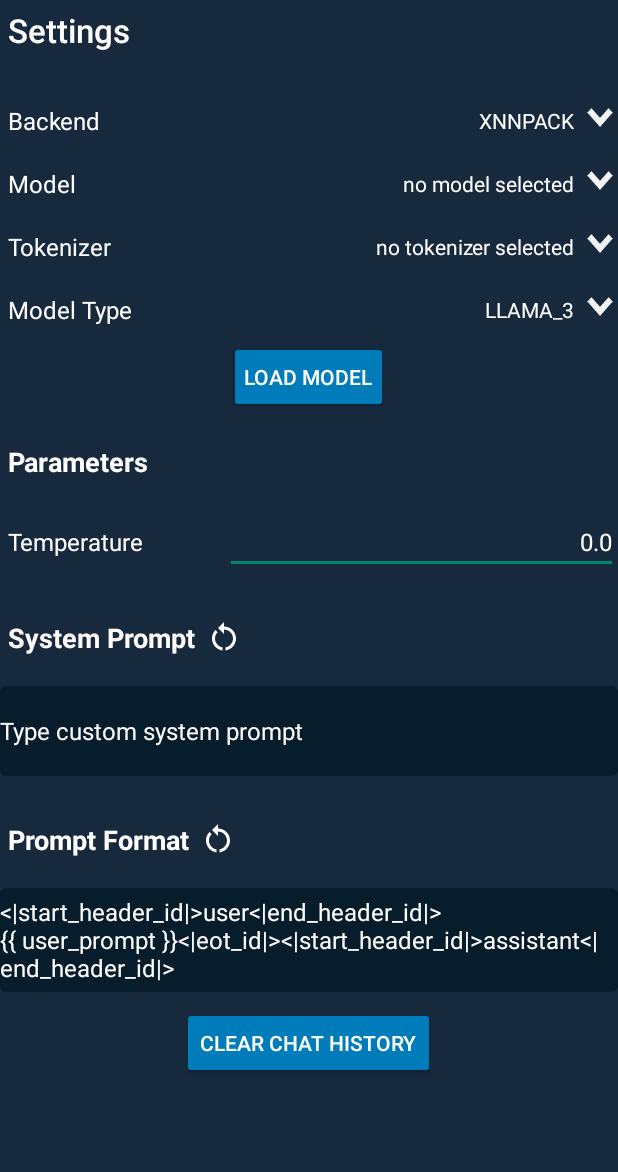
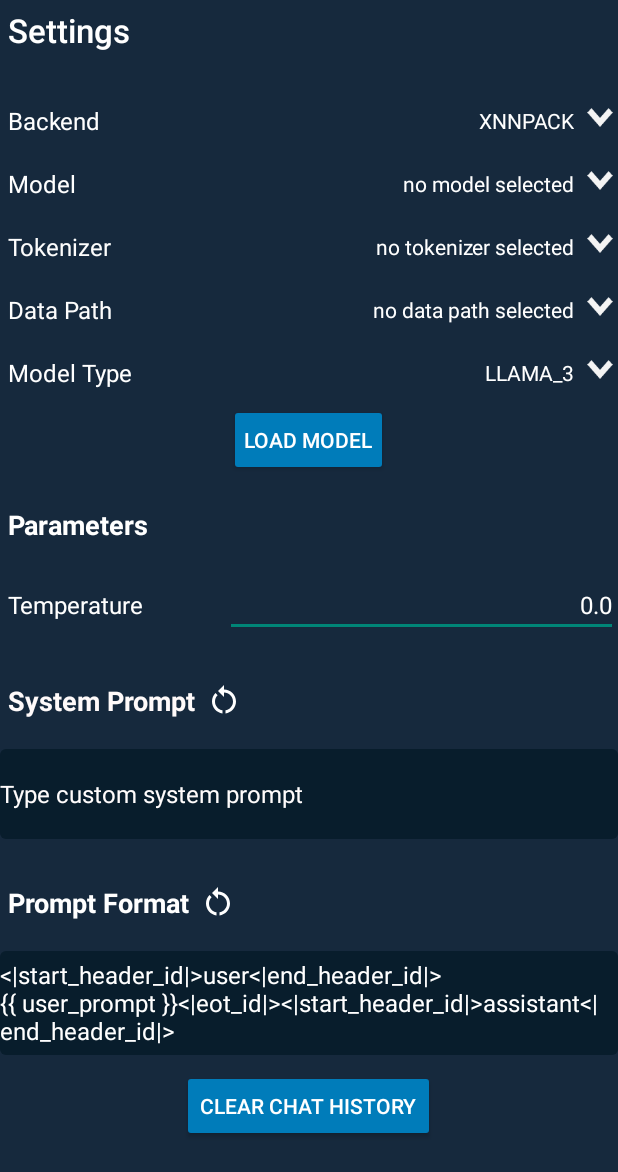
Before and after one commit to sohaaammmm/AdSo-AI, an Android app: the SettingsActivity screen opened directly, with no data from a screen before it, on a phone screen of 412 x 824 dp. Shown: the top 1172 px of the screen. Run offline under Robolectric (Android 15) with nearby library versions, the phone set to English and light mode, and no system bars.

Commit message:
Android add lora ptd selection UI (#77)

```diff
--- a/app/src/main/java/com/example/executorchllamademo/SettingsFields.java
+++ b/app/src/main/java/com/example/executorchllamademo/SettingsFields.java
@@ -63,8 +63,13 @@ public class SettingsFields {
     return isLoadModel;
   }
 
+  public String getDataPath() {
+    return dataPath;
+  }
+
   private String modelFilePath;
   private String tokenizerFilePath;
+  private String dataPath;
   private double temperature;
   private String systemPrompt;
   private String userPrompt;
@@ -79,6 +84,7 @@ public class SettingsFields {
 
     modelFilePath = "";
     tokenizerFilePath = "";
+    dataPath = "";
     temperature = SettingsActivity.TEMPERATURE_MIN_VALUE;
     systemPrompt = "";
     userPrompt = PromptFormat.getUserPromptTemplate(DEFAULT_MODEL);
@@ -91,6 +97,7 @@ public class SettingsFields {
   public SettingsFields(SettingsFields settingsFields) {
     this.modelFilePath = settingsFields.modelFilePath;
     this.tokenizerFilePath = settingsFields.tokenizerFilePath;
+    this.dataPath = settingsFields.dataPath;
     this.temperature = settingsFields.temperature;
     this.systemPrompt = settingsFields.getSystemPrompt();
     this.userPrompt = settingsFields.getUserPrompt();
@@ -133,10 +140,15 @@ public class SettingsFields {
     this.isLoadModel = shouldLoadModel;
   }
 
+  public void saveDataPath(String dataPath) {
+    this.dataPath = dataPath;
+  }
+
   public boolean equals(SettingsFields anotherSettingsFields) {
     if (this == anotherSettingsFields) return true;
     return modelFilePath.equals(anotherSettingsFields.modelFilePath)
         && tokenizerFilePath.equals(anotherSettingsFields.tokenizerFilePath)
+        && java.util.Objects.equals(dataPath, anotherSettingsFields.dataPath)
         && temperature == anotherSettingsFields.temperature
         && systemPrompt.equals(anotherSettingsFields.systemPrompt)
         && userPrompt.equals(anotherSettingsFields.userPrompt)
--- a/app/src/main/res/layout/activity_settings.xml
+++ b/app/src/main/res/layout/activity_settings.xml
@@ -133,6 +133,44 @@
 
             <ImageButton
                 android:id="@+id/tokenizerImageButton"
+                android:layout_width="wrap_content"
+                android:layout_height="wrap_content"
+                android:layout_marginStart="5dp"
+                android:background="#00FFFFFF"
+                android:scaleX="0.7"
+                android:scaleY="0.7"
+                android:src="@drawable/expand_circle_down" />
+
+        </LinearLayout>
+
+        <LinearLayout
+            android:id="@+id/dataPathLayout"
+            android:layout_width="match_parent"
+            android:layout_height="wrap_content"
+            android:layout_marginTop="20dp"
+            android:orientation="horizontal">
+
+            <TextView
+                android:id="@+id/dataPathLabel"
+                android:layout_width="wrap_content"
+                android:layout_height="wrap_content"
+                android:gravity="center_vertical"
+                android:text="Data Path"
+                android:textColor="#FDFDFD"
+                android:textSize="16sp"
+                android:translationX="5dp" />
+
+            <TextView
+                android:id="@+id/dataPathTextView"
+                android:layout_width="0dp"
+                android:layout_height="match_parent"
+                android:layout_weight="1"
+                android:gravity="center_vertical|end"
+                android:text="no data path selected"
+                android:textColor="#FFFFFF" />
+
+            <ImageButton
+                android:id="@+id/dataPathImageButton"
                 android:layout_width="wrap_content"
                 android:layout_height="wrap_content"
                 android:layout_marginStart="5dp"
```
Also changed, not shown: app/src/main/java/com/example/executorchllamademo/MainActivity.java (+23 -20 lines), app/src/main/java/com/example/executorchllamademo/SettingsActivity.java (+59 -7 lines).
